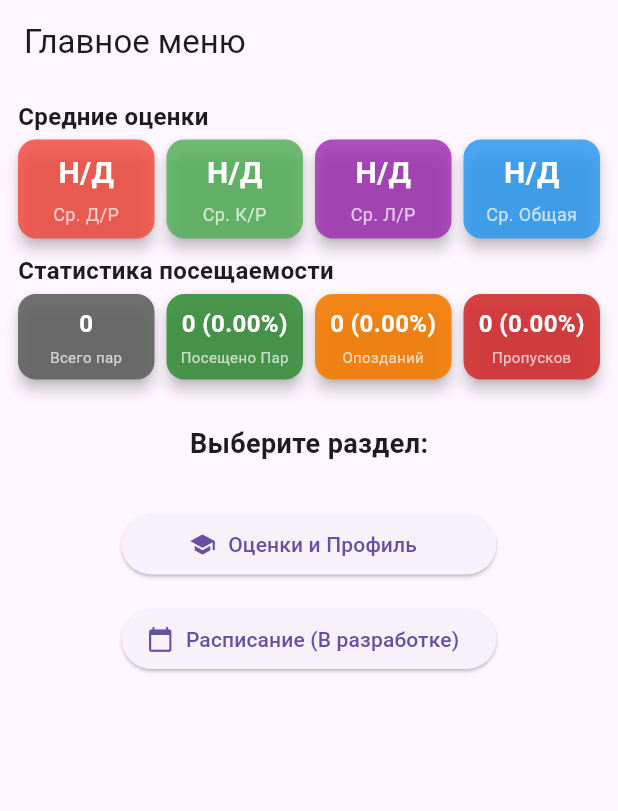
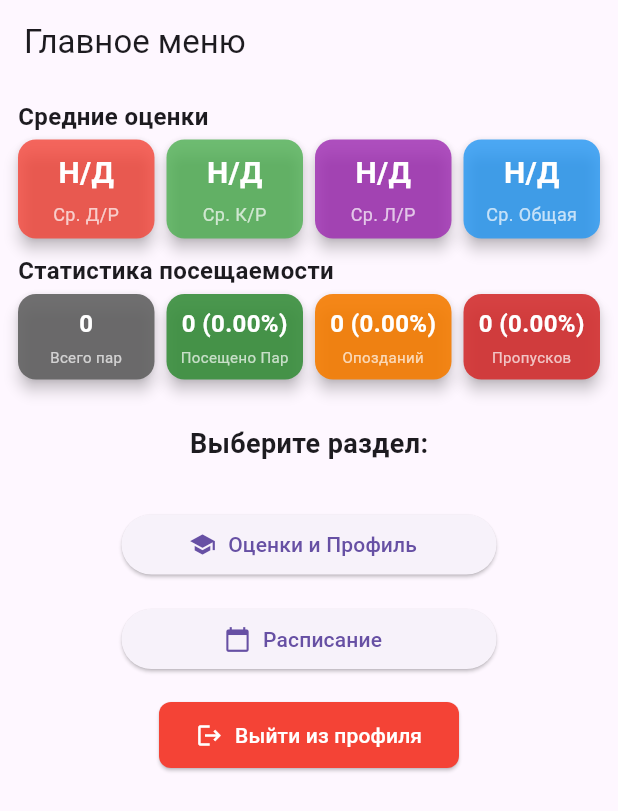
Before and after one commit to R0ma4/RomaITTop, a Flutter app: the MainMenuScreen screen opened directly with empty values, on a phone screen of 412 x 824 dp. Shown: the top 811 px of the screen. Run offline on Flutter 3.47's test engine with Material 3 defaults, Android fonts, the phone set to English and light mode, and no system bars; our stand-ins replace shared_preferences; accounts and stored records are empty; network calls fail.

Commit message:
(Flutter выход из аккаунта + очищение локального токена и маршрута из стека)

```diff
--- a/Flutter/journal_mobile/lib/screens/menu_screen.dart
+++ b/Flutter/journal_mobile/lib/screens/menu_screen.dart
@@ -3,6 +3,8 @@ import 'marks_and_profile_screen.dart';
 import 'schedule_screen.dart';
 import '../models/mark.dart';
 import '../services/api_service.dart';
+import 'login_screen.dart';
+import 'package:shared_preferences/shared_preferences.dart';
 
 class MainMenuScreen extends StatefulWidget {
   final String token;
@@ -180,6 +182,20 @@ class _MainMenuScreenState extends State<MainMenuScreen> {
     );
   }
 
+  Future<void> _logout() async {
+    final prefs = await SharedPreferences.getInstance();
+    await prefs.remove('token');
+
+    if (mounted) {
+      Navigator.of(context).pushAndRemoveUntil(
+        MaterialPageRoute(
+          builder: (context) => const LoginScreen(),
+        ),
+        (Route<dynamic> route) => false,
+      );
+    }
+  }
+
   @override
   Widget build(BuildContext context) {
     return Scaffold(
@@ -276,7 +292,7 @@ class _MainMenuScreenState extends State<MainMenuScreen> {
                         width: 250,
                         child: ElevatedButton.icon(
                           icon: const Icon(Icons.calendar_today),
-                          label: const Text('Расписание (В разработке)'),
+                          label: const Text('Расписание'),
                           onPressed: () {
                             Navigator.of(context).push(
                               MaterialPageRoute(
@@ -285,6 +301,29 @@ class _MainMenuScreenState extends State<MainMenuScreen> {
                           },
                         ),
                       ),
+
+                      // Spacer(), /*без него выглядит дерьмово*/
+
+                      Padding(
+                        padding: const EdgeInsets.all(16.0),
+                        child: SizedBox(
+                          width: 200,
+                          child: ElevatedButton.icon(
+                            icon: const Icon(Icons.logout),
+                            label: const Text('Выйти из профиля'),
+                            onPressed: _logout,
+                            style: ElevatedButton.styleFrom(
+                              backgroundColor: Colors.red,
+                              foregroundColor: Colors.white,
+                              padding: const EdgeInsets.symmetric(vertical: 12),
+                              shape: RoundedRectangleBorder(
+                                borderRadius: BorderRadius.circular(8),
+                              ),
+                            ),
+                          ),
+                        ),
+                      ),
+                      const SizedBox(height: 10), /*без него выглядит дерьмово*/
                     ],
                   ),
                 ),
```
